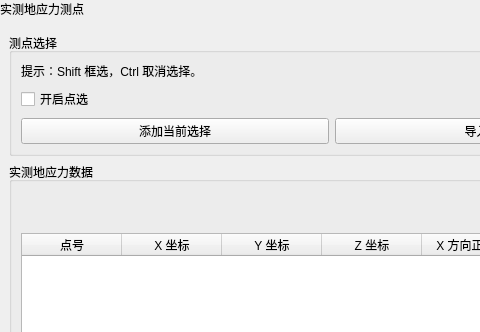
Old version of the form plugins/Base_Solver/GeoStressMeasurePointPage.ui in the repository asd977/base_cae; both pictures show x 0 to 480 and y 0 to 332 of the 663 by 650 pixel window.
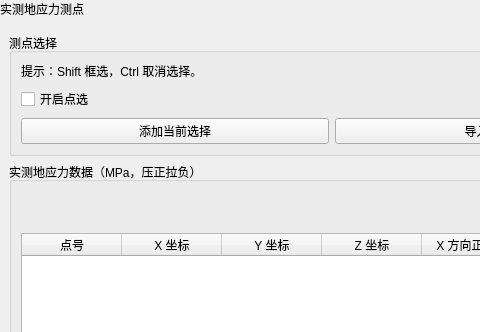
New version of the form.

```diff
--- a/plugins/Base_Solver/GeoStressMeasurePointPage.ui
+++ b/plugins/Base_Solver/GeoStressMeasurePointPage.ui
@@ -166,7 +166,7 @@
      <item>
       <widget class="QGroupBox" name="dataGroup">
        <property name="title">
-        <string>实测地应力数据</string>
+        <string>实测地应力数据（MPa，压正拉负）</string>
        </property>
        <layout class="QVBoxLayout" name="dataLayout">
         <item>
```
